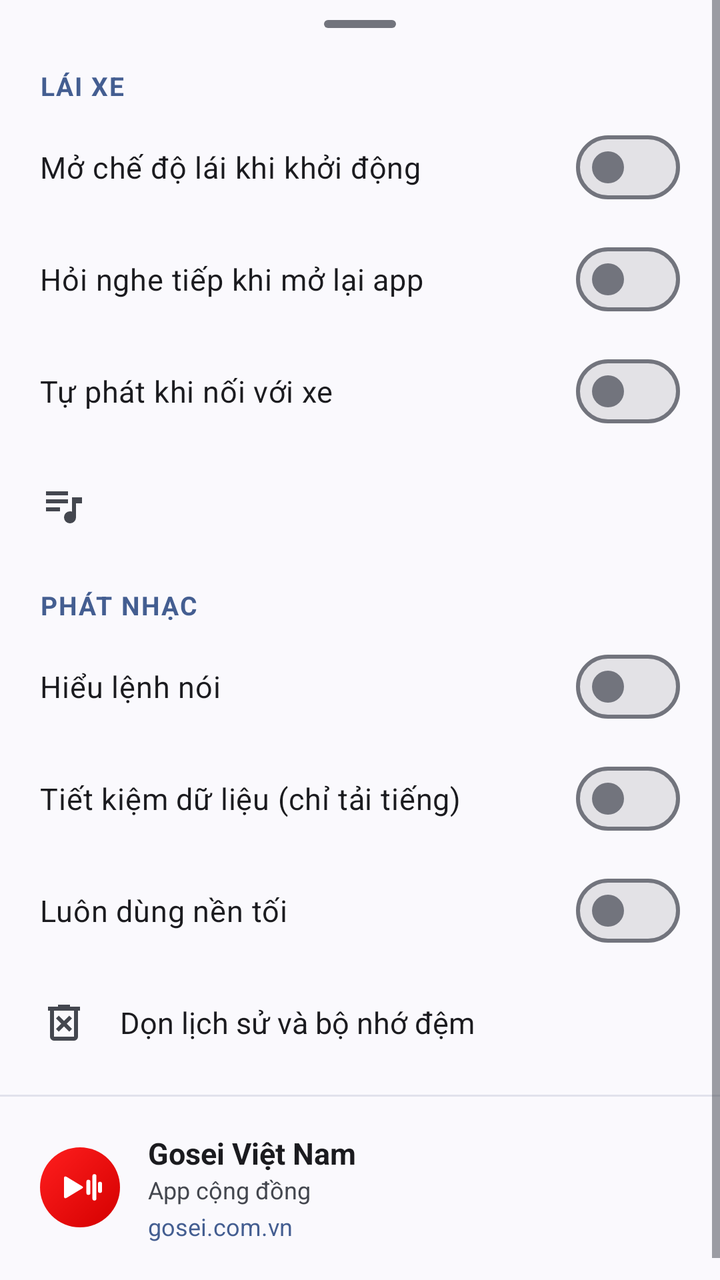
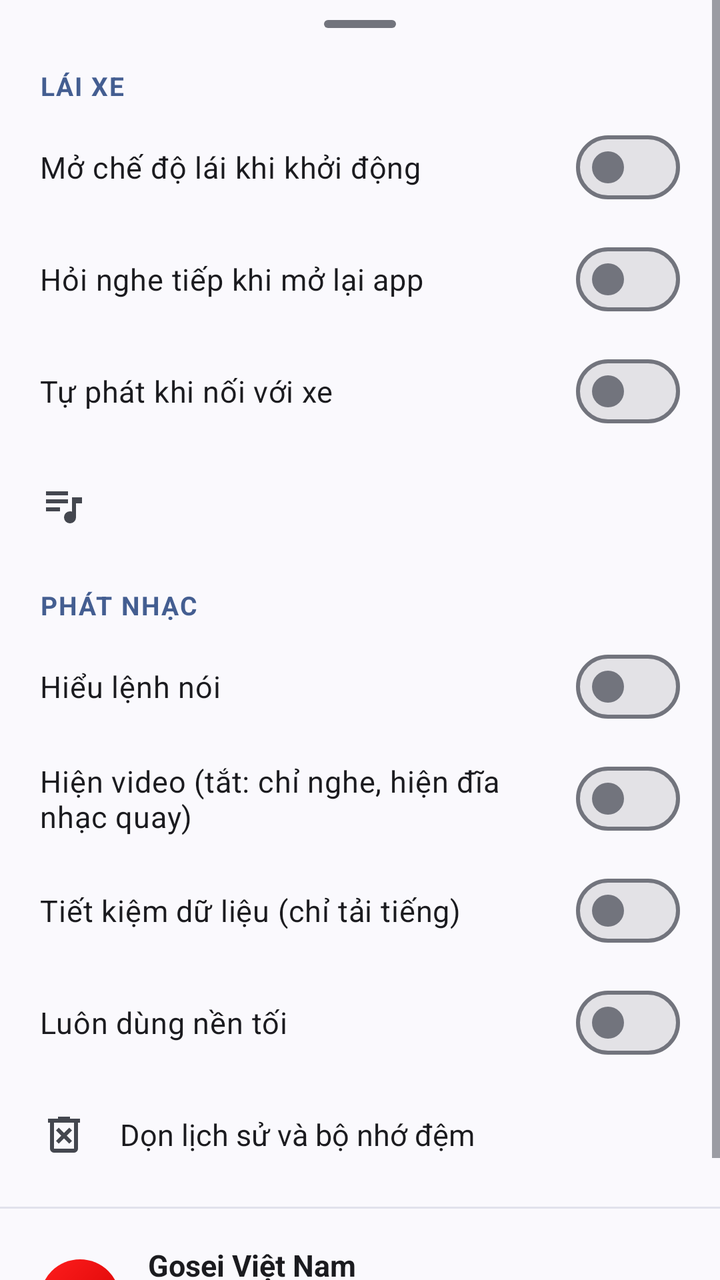

The first picture is an Android layout as it rendered before a commit; the second is the same layout after the commit. The layout source and the unified diff follow.
<!-- AndroidManifest.xml: application theme Theme.DriveTune -->
<!-- res/layout/sheet_settings.xml -->
<?xml version="1.0" encoding="utf-8"?>
<ScrollView xmlns:android="http://schemas.android.com/apk/res/android"
    xmlns:app="http://schemas.android.com/apk/res-auto"
    android:layout_width="match_parent"
    android:layout_height="wrap_content"
    android:maxHeight="@dimen/menu_max_height">

    <LinearLayout
        android:layout_width="match_parent"
        android:layout_height="wrap_content"
        android:orientation="vertical"
        android:paddingBottom="16dp">

        <View
            android:layout_width="36dp"
            android:layout_height="4dp"
            android:layout_gravity="center_horizontal"
            android:layout_marginTop="10dp"
            android:layout_marginBottom="6dp"
            android:background="@drawable/drag_handle_background" />

        <TextView
            style="@style/DriveSettingsHeader"
            android:text="@string/settings_section_driving" />

        <com.google.android.material.materialswitch.MaterialSwitch
            android:id="@+id/switchDriveOnStart"
            style="@style/DriveSettingsSwitch"
            android:text="@string/settings_drive_on_start" />

        <com.google.android.material.materialswitch.MaterialSwitch
            android:id="@+id/switchResume"
            style="@style/DriveSettingsSwitch"
            android:text="@string/settings_resume" />

        <com.google.android.material.materialswitch.MaterialSwitch
            android:id="@+id/switchCarResume"
            style="@style/DriveSettingsSwitch"
            android:text="@string/settings_car_resume" />

        <TextView
            android:id="@+id/defaultPlaylistRow"
            style="@style/DriveSettingsRow"
            android:drawablePadding="16dp"
            app:drawableStartCompat="@drawable/ic_queue" />

        <TextView
            style="@style/DriveSettingsHeader"
            android:text="@string/settings_section_playback" />

        <com.google.android.material.materialswitch.MaterialSwitch
            android:id="@+id/switchVoice"
            style="@style/DriveSettingsSwitch"
            android:text="@string/settings_voice" />

        <com.google.android.material.materialswitch.MaterialSwitch
            android:id="@+id/switchDataSaver"
            style="@style/DriveSettingsSwitch"
            android:text="@string/settings_data_saver" />

        <com.google.android.material.materialswitch.MaterialSwitch
            android:id="@+id/switchForceDark"
            style="@style/DriveSettingsSwitch"
            android:text="@string/settings_force_dark" />

        <TextView
            android:id="@+id/clearDataRow"
            style="@style/DriveSettingsRow"
            android:drawablePadding="16dp"
            android:text="@string/settings_clear_data"
            app:drawableStartCompat="@drawable/delete_forever_24px" />

        <View
            android:layout_width="match_parent"
            android:layout_height="1dp"
            android:layout_marginTop="8dp"
            android:layout_marginBottom="4dp"
            android:background="?attr/colorSurfaceVariant" />

        
        <LinearLayout
            android:id="@+id/aboutRow"
            android:layout_width="match_parent"
            android:layout_height="wrap_content"
            android:background="?attr/selectableItemBackground"
            android:gravity="center_vertical"
            android:orientation="horizontal"
            android:paddingStart="20dp"
            android:paddingTop="14dp"
            android:paddingEnd="20dp"
            android:paddingBottom="14dp">

            <ImageView
                android:layout_width="40dp"
                android:layout_height="40dp"
                android:background="@drawable/bubble_circle_bg"
                android:contentDescription="@null"
                android:padding="8dp"
                android:src="@drawable/ic_music_note"
                app:tint="#FFFFFFFF" />

            <LinearLayout
                android:layout_width="0dp"
                android:layout_height="wrap_content"
                android:layout_marginStart="14dp"
                android:layout_weight="1"
                android:orientation="vertical">

                <TextView
                    android:layout_width="match_parent"
                    android:layout_height="wrap_content"
                    android:text="@string/about_org"
                    android:textColor="?attr/colorOnSurface"
                    android:textSize="15sp"
                    android:textStyle="bold" />

                <TextView
                    android:layout_width="match_parent"
                    android:layout_height="wrap_content"
                    android:text="@string/about_tagline"
                    android:textColor="?attr/colorOnSurfaceVariant"
                    android:textSize="12sp" />

                <TextView
                    android:layout_width="match_parent"
                    android:layout_height="wrap_content"
                    android:layout_marginTop="2dp"
                    android:text="@string/about_link"
                    android:textColor="?attr/colorPrimary"
                    android:textSize="12sp" />
            </LinearLayout>

            <TextView
                android:id="@+id/aboutVersion"
                android:layout_width="wrap_content"
                android:layout_height="wrap_content"
                android:textColor="?attr/colorOnSurfaceVariant"
                android:textSize="12sp" />
        </LinearLayout>

    </LinearLayout>
</ScrollView>
<!-- resources referenced by this layout -->
<resources>
  <dimen name="menu_max_height">600dp</dimen>
  <!-- drawable bubble_circle_bg (drawable) -->
  <?xml version="1.0" encoding="utf-8"?>
  <shape xmlns:android="http://schemas.android.com/apk/res/android"
      android:shape="oval">
      <gradient
          android:type="linear"
          android:angle="315"
          android:startColor="#FFFF1E1E"
          android:endColor="#FFD40000" />
  </shape>
  <!-- drawable drag_handle_background (drawable) -->
  <?xml version="1.0" encoding="utf-8"?>
  <shape xmlns:android="http://schemas.android.com/apk/res/android"
      android:shape="rectangle">
      <solid android:color="?attr/colorOutline" />
      <corners android:radius="3dp" />
  </shape>
  <!-- drawable ic_queue (drawable) -->
  <vector xmlns:android="http://schemas.android.com/apk/res/android"
      android:width="24dp"
      android:height="24dp"
      android:viewportWidth="960"
      android:viewportHeight="960"
      android:tint="?attr/colorControlNormal">
    <path android:fillColor="@android:color/white" android:pathData="M600,880q-50,0 -85,-35t-35,-85q0,-50 35,-85t85,-35q11,0 21,1.5t19,6.5v-288h200v120L720,480v280q0,50 -35,85t-85,35ZM120,640v-80h280v80L120,640ZM120,480v-80h440v80L120,480ZM120,320v-80h440v80L120,320Z" />
  </vector>
  <string name="about_link">gosei.com.vn</string>
  <string name="about_org">Gosei Việt Nam</string>
  <string name="about_tagline">App cộng đồng</string>
  <string name="settings_car_resume">Tự phát khi nối với xe</string>
  <string name="settings_clear_data">Dọn lịch sử và bộ nhớ đệm</string>
  <string name="settings_data_saver">Tiết kiệm dữ liệu (chỉ tải tiếng)</string>
  <string name="settings_drive_on_start">Mở chế độ lái khi khởi động</string>
  <string name="settings_force_dark">Luôn dùng nền tối</string>
  <string name="settings_resume">Hỏi nghe tiếp khi mở lại app</string>
  <string name="settings_section_driving">LÁI XE</string>
  <string name="settings_section_playback">PHÁT NHẠC</string>
  <string name="settings_voice">Hiểu lệnh nói</string>
  <style name="DriveSettingsHeader">
          <item name="android:layout_width">match_parent</item>
          <item name="android:layout_height">wrap_content</item>
          <item name="android:paddingStart">20dp</item>
          <item name="android:paddingEnd">20dp</item>
          <item name="android:paddingTop">14dp</item>
          <item name="android:paddingBottom">4dp</item>
          <item name="android:textColor">?attr/colorPrimary</item>
          <item name="android:textSize">13sp</item>
          <item name="android:textStyle">bold</item>
          <item name="android:letterSpacing">0.05</item>
      </style>
  <style name="DriveSettingsSwitch">
          <item name="android:layout_width">match_parent</item>
          <item name="android:layout_height">wrap_content</item>
          <item name="android:minHeight">56dp</item>
          <item name="android:gravity">center_vertical</item>
          <item name="android:background">?attr/selectableItemBackground</item>
          <item name="android:paddingStart">20dp</item>
          <item name="android:paddingEnd">20dp</item>
          <item name="android:textColor">?attr/colorOnSurface</item>
          <item name="android:textSize">15sp</item>
      </style>
  <style name="Theme.DriveTune" parent="Theme.Material3.DynamicColors.DayNight.NoActionBar" />
  <!-- unchanged entries left out for length: 3 -->
</resources>

<!-- the commit's change to res/layout/sheet_settings.xml (unified diff, before → after) -->
@@ -52,6 +52,11 @@
             android:id="@+id/switchVoice"
             style="@style/DriveSettingsSwitch"
             android:text="@string/settings_voice" />
+
+        <com.google.android.material.materialswitch.MaterialSwitch
+            android:id="@+id/switchShowVideo"
+            style="@style/DriveSettingsSwitch"
+            android:text="@string/settings_show_video" />
 
         <com.google.android.material.materialswitch.MaterialSwitch
             android:id="@+id/switchDataSaver"
<!-- resource entries referenced after the edit -->
@@ -38,6 +38,7 @@
   <string name="settings_resume">Hỏi nghe tiếp khi mở lại app</string>
   <string name="settings_section_driving">LÁI XE</string>
   <string name="settings_section_playback">PHÁT NHẠC</string>
+  <string name="settings_show_video">Hiện video (tắt: chỉ nghe, hiện đĩa nhạc quay)</string>
   <string name="settings_voice">Hiểu lệnh nói</string>
   <style name="DriveSettingsHeader">
           <item name="android:layout_width">match_parent</item>
